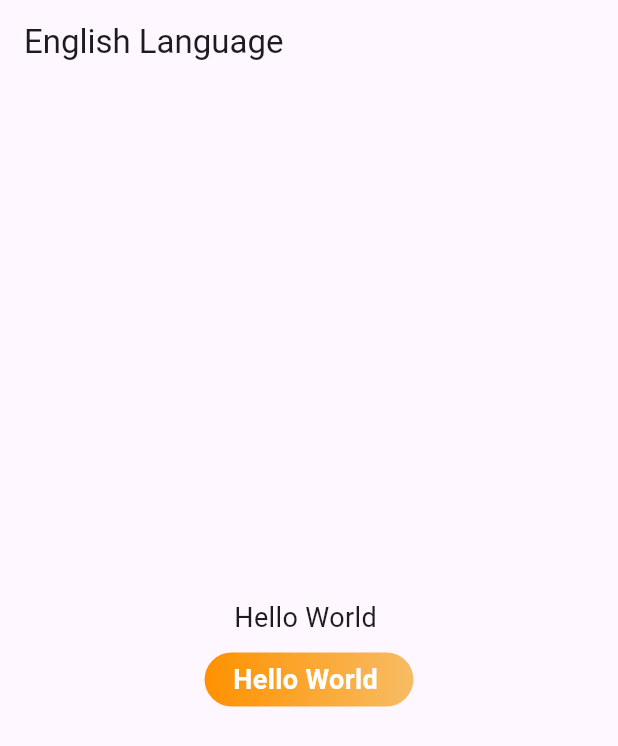
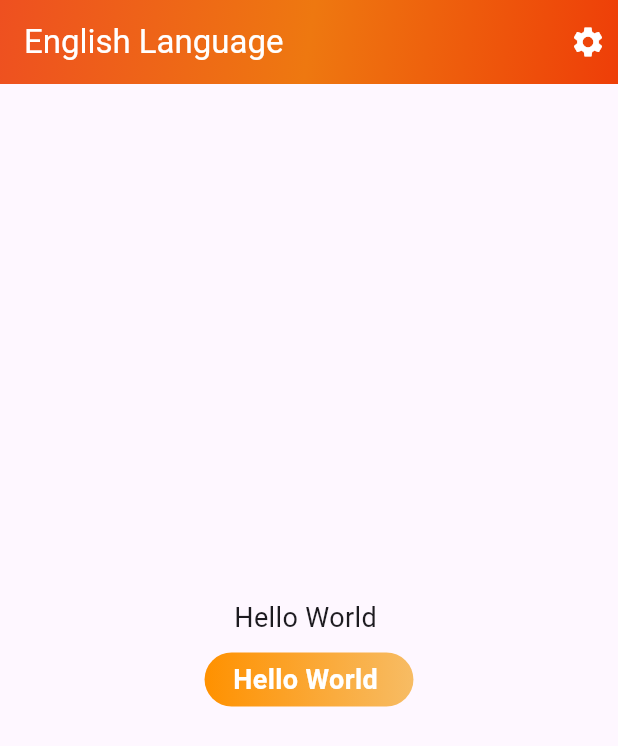
Before and after one commit to Kumail-Raza-Bangash/flutter_multiple_languages_with_provider, a Flutter app: the HomePage screen opened directly, on a phone screen of 412 x 824 dp. Shown: the top 746 px of the screen. Run offline on Flutter 3.47's test engine with Material 3 defaults, Android fonts, the phone set to English and light mode, and no system bars; our stand-ins replace google_fonts, shared_preferences, video_player; accounts and stored records are empty; generated files the repository leaves out were written again.

Commit message:
Updated Code

```diff
--- a/lib/screens/home_page.dart
+++ b/lib/screens/home_page.dart
@@ -2,6 +2,7 @@ import 'package:flutter/material.dart';
 import 'package:flutter_gen/gen_l10n/app_localizations.dart';
 import 'package:flutter_multiple_languages/provider/language_provider.dart';
 import 'package:flutter_multiple_languages/utils/btn_color.dart';
+import 'package:flutter_multiple_languages/utils/colors.dart';
 import 'package:provider/provider.dart'; // Import the AppLocalizations
 
 class HomePage extends StatefulWidget {
@@ -18,7 +19,31 @@ class _HomePageState extends State<HomePage> {
 
     return Scaffold(
       appBar: AppBar(
-         title: Text(AppLocalizations.of(context)!.app_title),
+        backgroundColor: Colors.transparent,
+        flexibleSpace: Container(
+          decoration: const BoxDecoration(
+            gradient: AppColors.gradientBackground,
+          ),
+        ),
+        title: Text(
+          AppLocalizations.of(context)!.app_title,
+          style: TextStyle(color: Colors.white),
+        ),
+        actions: [
+          Padding(
+            padding: const EdgeInsets.all(8.0),
+            child: GestureDetector(
+              onTap: () {
+                // Navigate to the HomePage when the check icon is clicked
+                // Navigator.push(
+                //   context,
+                //   MaterialPageRoute(builder: (context) => const IntroScreen()),
+                // );
+              },
+              child: const Icon(Icons.settings, color: Colors.white),
+            ),
+          ),
+        ],
       ),
       body: Center(
         child: Consumer<LanguageProvider>(
```
